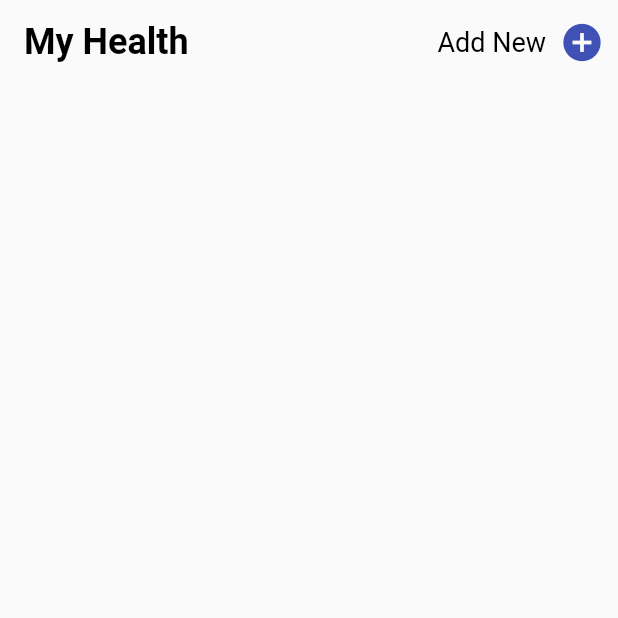
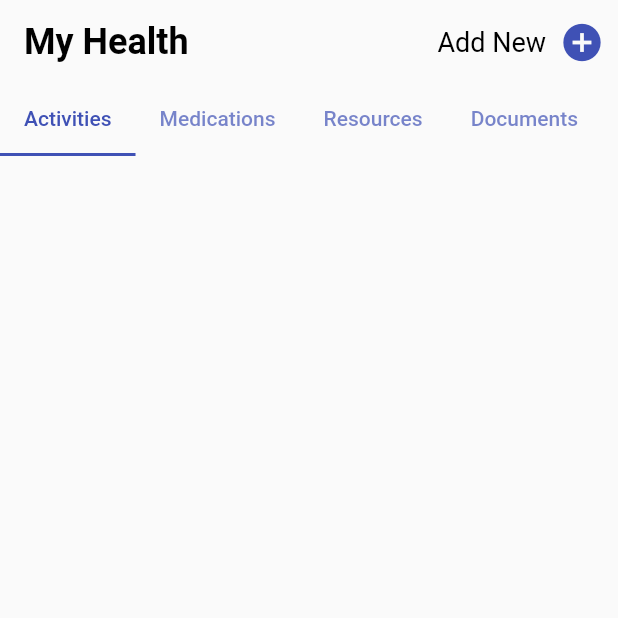
Before and after one commit to ShashankSMayya/my_health_app, a Flutter app: the screen it shows after launch, on a phone screen of 412 x 824 dp, the top half of it. Run offline on Flutter 3.47's test engine with Material 2 defaults, Android fonts, the phone set to English and light mode, and no system bars.

Commit message:
appbar ui design

```diff
--- a/lib/presentation/screens/home_page.dart
+++ b/lib/presentation/screens/home_page.dart
@@ -12,12 +12,11 @@ class HomePage extends StatelessWidget {
           style: TextStyle(fontWeight: FontWeight.bold, fontSize: 24),
         ),
         actions: [
-
           Row(
             children: [
               const Text(
                 'Add New',
-                style: TextStyle(color: Colors.black,fontSize: 18),
+                style: TextStyle(color: Colors.black, fontSize: 18),
               ),
               IconButton(
                 onPressed: () {},
@@ -28,6 +27,42 @@ class HomePage extends StatelessWidget {
           )
         ],
       ),
+      body: DefaultTabController(
+          length: 5,
+          child: Column(
+            children: [
+              const TabBar(
+                isScrollable: true,
+                tabs: [
+                  Tab(
+                    text: 'Activities',
+                  ),
+                  Tab(
+                    text: 'Medications',
+                  ),
+                  Tab(
+                    text: 'Resources',
+                  ),
+                  Tab(
+                    text: 'Documents',
+                  ),
+                  Tab(
+                    text: 'Profile',
+                  )
+                ],
+              ),
+              Expanded(
+                  child: TabBarView(
+                children: [
+                  Container(),
+                  Container(),
+                  Container(),
+                  Container(),
+                  Container(),
+                ],
+              ))
+            ],
+          )),
     );
   }
 }
--- a/lib/presentation/theme/app_theme.dart
+++ b/lib/presentation/theme/app_theme.dart
@@ -13,5 +13,7 @@ class AppTheme {
           fontWeight: FontWeight.w600,
         ),
       ),
-      );
+      tabBarTheme: const TabBarTheme(
+        labelColor: Colors.indigo,
+      ));
 }
```
Lines whose indentation alone changed are shown as unchanged.
